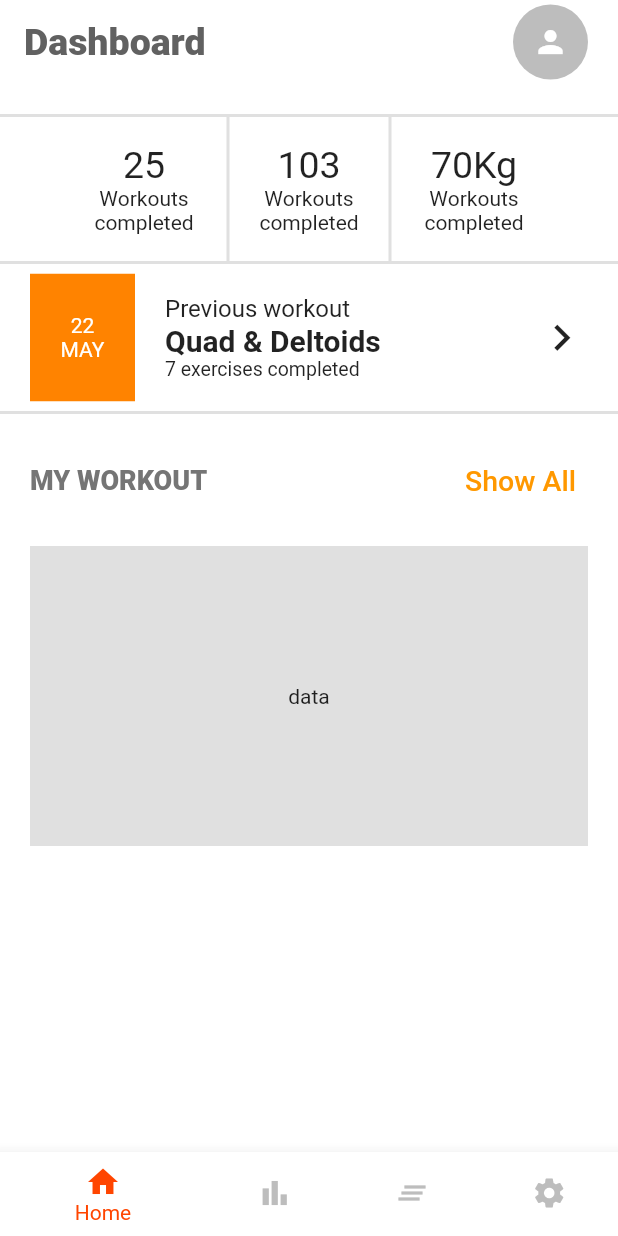
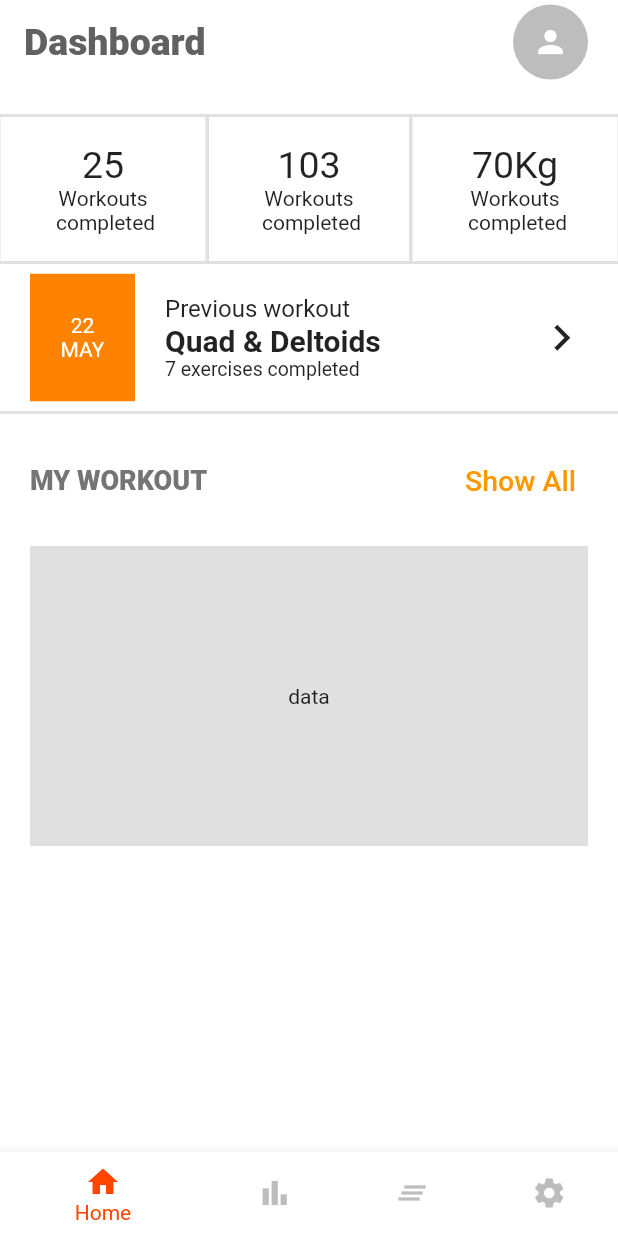
Before and after one commit to tiagoeborsanyi/gym-mobile, a Flutter app: the screen it shows after launch, on a phone screen of 412 x 824 dp. Run offline on Flutter 3.47's test engine with Material 2 defaults, Android fonts, the light colour scheme and no system bars; our stand-ins replace charts_flutter.

Commit message:
refactor function item information dashboard

```diff
--- a/lib/screens/dashboard_screen.dart
+++ b/lib/screens/dashboard_screen.dart
@@ -6,6 +6,11 @@ class DashboardScreen extends StatefulWidget {
 }
 
 class _DashboardScreenState extends State<DashboardScreen> {
+  final data = [
+    {'num': '25', 'text': 'Workouts\n completed'},
+    {'num': '103', 'text': 'Workouts\n completed'},
+    {'num': '70Kg', 'text': 'Workouts\n completed'},
+  ];
   @override
   Widget build(BuildContext context) {
     return ListView(
@@ -30,76 +35,10 @@ class _DashboardScreenState extends State<DashboardScreen> {
                   ),
                 ),
               ),
-              child: Center(
-                child: SingleChildScrollView(
-                  scrollDirection: Axis.horizontal,
-                  child: Row(
-                    mainAxisAlignment: MainAxisAlignment.spaceEvenly,
-                    children: [
-                      Container(
-                        width: 110,
-                        child: Column(
-                          mainAxisAlignment: MainAxisAlignment.center,
-                          children: [
-                            Text(
-                              '25',
-                              style: TextStyle(fontSize: 25.0),
-                            ),
-                            Text(
-                              'Workouts completed',
-                              textAlign: TextAlign.center,
-                            ),
-                          ],
-                        ),
-                      ),
-                      Container(
-                        width: 110,
-                        decoration: BoxDecoration(
-                          border: Border(
-                            right: BorderSide(
-                              color: Colors.grey.shade300,
-                              width: 2,
-                            ),
-                            left: BorderSide(
-                              color: Colors.grey.shade300,
-                              width: 2,
-                            ),
-                          ),
-                        ),
-                        child: Column(
-                          mainAxisAlignment: MainAxisAlignment.center,
-                          crossAxisAlignment: CrossAxisAlignment.center,
-                          children: [
-                            Text(
-                              '103',
-                              style: TextStyle(fontSize: 25.0),
-                            ),
-                            Text(
-                              'Workouts completed',
-                              textAlign: TextAlign.center,
-                            )
-                          ],
-                        ),
-                      ),
-                      Container(
-                        width: 110,
-                        child: Column(
-                          mainAxisAlignment: MainAxisAlignment.center,
-                          children: [
-                            Text(
-                              '70Kg',
-                              style: TextStyle(fontSize: 25.0),
-                            ),
-                            Text(
-                              'Workouts completed',
-                              textAlign: TextAlign.center,
-                            )
-                          ],
-                        ),
-                      ),
-                    ],
-                  ),
-                ),
+              child: ListView.builder(
+                scrollDirection: Axis.horizontal,
+                itemCount: data.length,
+                itemBuilder: (context, index) => buildItemDash(context, index),
               ),
             ),
             Container(
@@ -219,4 +158,38 @@ class _DashboardScreenState extends State<DashboardScreen> {
       ],
     );
   }
+
+  Widget buildItemDash(BuildContext context, int index) {
+    return SizedBox(
+      width: MediaQuery.of(context).size.width / 3,
+      child: Container(
+        decoration: BoxDecoration(
+          border: Border(
+            right: BorderSide(
+              color: Colors.grey.shade300,
+              width: index == 1 ? 2 : 0,
+            ),
+            left: BorderSide(
+              color: Colors.grey.shade300,
+              width: index == 1 ? 2 : 0,
+            ),
+          ),
+        ),
+        child: Column(
+          mainAxisAlignment: MainAxisAlignment.center,
+          crossAxisAlignment: CrossAxisAlignment.center,
+          children: [
+            Text(
+              data[index]['num'],
+              style: TextStyle(fontSize: 25.0),
+            ),
+            Text(
+              'Workouts\n completed',
+              textAlign: TextAlign.center,
+            )
+          ],
+        ),
+      ),
+    );
+  }
 }
--- a/lib/screens/tabs_screen.dart
+++ b/lib/screens/tabs_screen.dart
@@ -76,7 +76,7 @@ class _TabScreenState extends State<TabScreen> {
                 onPressed: () {},
               ),
             ),
-          if (_screens[_selectedScreenIndex]['action'] == 'Share')
+          if (_screens[_selectedScreenIndex]['action'] == 'share')
             TextButton(
                 onPressed: () {},
                 child: Text(
```
